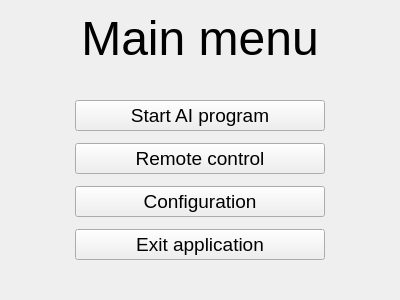
Before: the Qt Designer form Software/PC_Application/FormMainMenu.ui in RICCIARDI-Adrien/Cyclope, drawn with Qt 5.
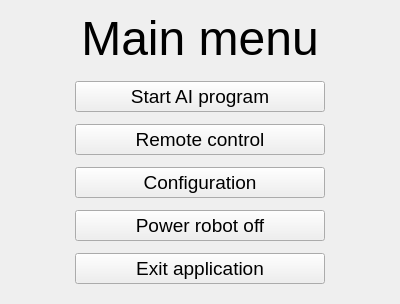
After: the same form once the commit is applied.

Commit message: [Software][PC application] Added a main menu button to power robot off.

```diff
--- a/Software/PC_Application/FormMainMenu.ui
+++ b/Software/PC_Application/FormMainMenu.ui
@@ -90,6 +90,24 @@
         </property>
        </widget>
       </item>
+      <item>
+       <widget class="QPushButton" name="pushButtonPowerRobotOff">
+        <property name="minimumSize">
+         <size>
+          <width>250</width>
+          <height>0</height>
+         </size>
+        </property>
+        <property name="font">
+         <font>
+          <pointsize>14</pointsize>
+         </font>
+        </property>
+        <property name="text">
+         <string>Power robot off</string>
+        </property>
+       </widget>
+      </item>
       <item>
        <widget class="QPushButton" name="pushButtonExit">
         <property name="minimumSize">
```
The commit also changes 2 other files.
